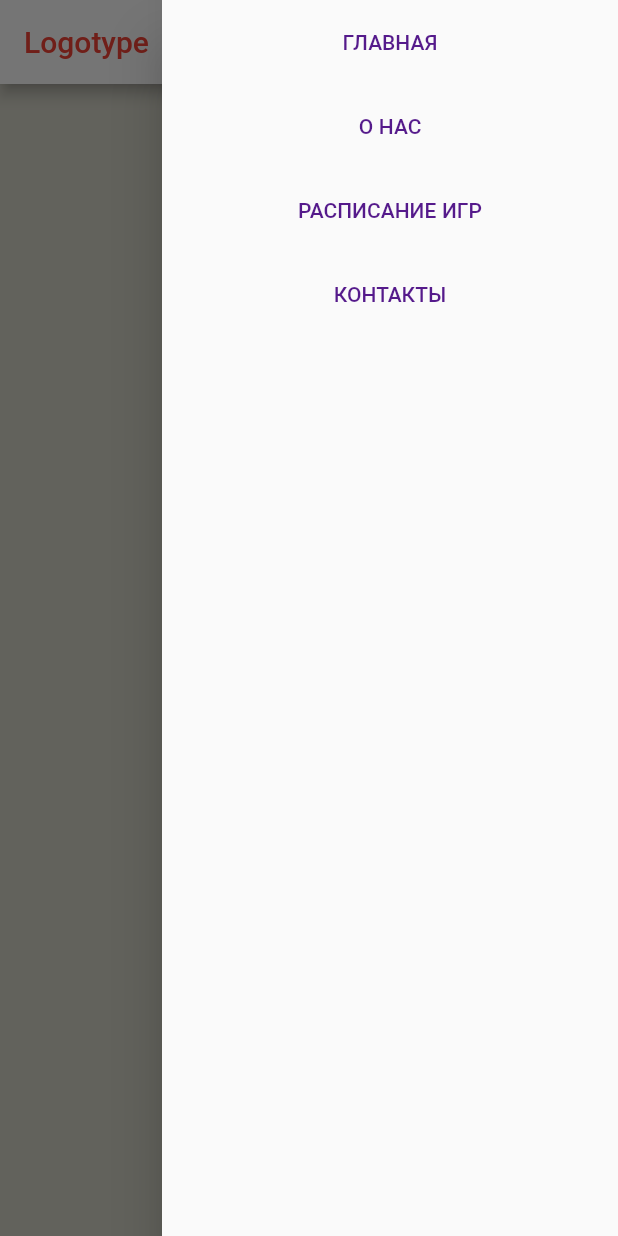
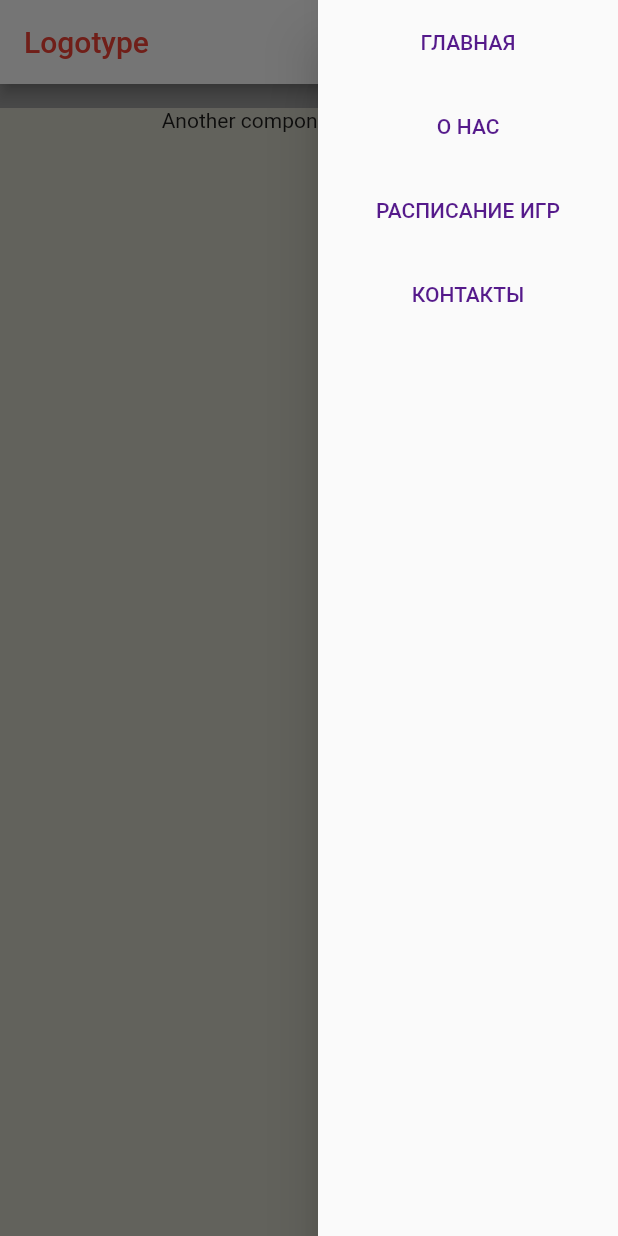
Before and after one commit to itfusion-dev/flutter, a Flutter app: the screen it shows after launch, in the side drawer, after a tap on the "menu" icon, on a phone screen of 412 x 824 dp. Run offline on Flutter 3.47's test engine with Material 2 defaults, Android fonts, the phone set to English and light mode, and no system bars; network calls fail.

Commit message:
added container

```diff
--- /dev/null
+++ b/lib/drawer.dart
@@ -0,0 +1,71 @@
+import 'package:flutter/material.dart';
+class CustomDrawer extends StatelessWidget {
+  const CustomDrawer({Key? key}) : super(key: key);
+
+  @override
+  Widget build(BuildContext context) {
+    return Drawer(
+      width: 200, // Set the fixed width here
+      child: ListView(
+        children: <Widget>[
+          ListTile(
+            title: Center(
+              child: Text(
+                'ГЛАВНАЯ',
+                style: TextStyle(
+                  fontFamily: 'Montserrat',
+                  color: Color.fromRGBO(85, 26, 139, 1),
+                ),
+              ),
+            ),
+            onTap: () {
+              // Handle the tap on drawer item 1
+            },
+          ),
+          ListTile(
+            title: Center(
+              child: Text(
+                'О НАС',
+                style: TextStyle(
+                  fontFamily: 'Montserrat',
+                  color: Color.fromRGBO(85, 26, 139, 1),
+                ),
+              ),
+            ),
+            onTap: () {
+              // Handle the tap on drawer item 2
+            },
+          ),
+          ListTile(
+            title: Center(
+              child: Text(
+                'РАСПИСАНИЕ ИГР',
+                style: TextStyle(
+                  fontFamily: 'Montserrat',
+                  color: Color.fromRGBO(85, 26, 139, 1),
+                ),
+              ),
+            ),
+            onTap: () {
+              // Handle the tap on drawer item 3
+            },
+          ),
+          ListTile(
+            title: Center(
+              child: Text(
+                'КОНТАКТЫ',
+                style: TextStyle(
+                  fontFamily: 'Montserrat',
+                  color: Color.fromRGBO(85, 26, 139, 1),
+                ),
+              ),
+            ),
+            onTap: () {
+              // Handle the tap on drawer item 4
+            },
+          ),
+        ],
+      ),
+    );
+  }
+}
--- /dev/null
+++ b/lib/home_page.dart
@@ -0,0 +1,85 @@
+import 'package:flutter/material.dart';
+import 'package:http/http.dart' as http;
+import 'drawer.dart';
+
+class MyHomePage extends StatefulWidget {
+  const MyHomePage({Key? key}) : super(key: key);
+
+  @override
+  State<MyHomePage> createState() => _MyHomePageState();
+}
+class _MyHomePageState extends State<MyHomePage> {
+  String responseText = '';
+  final GlobalKey<ScaffoldState> _scaffoldKey = GlobalKey<ScaffoldState>();
+
+  @override
+  void initState() {
+    super.initState();
+    fetchData();
+  }
+
+  Future<void> fetchData() async {
+    final response = await http.get(
+        Uri.parse('https://test.itfusion.kz/api/users'));
+
+    if (response.statusCode == 200) {
+      setState(() {
+        responseText = response.body;
+      });
+    } else {
+      setState(() {
+        responseText = 'Error: ${response.statusCode}';
+      });
+    }
+  }
+
+  @override
+  Widget build(BuildContext context) {
+    return Scaffold(
+      key: _scaffoldKey,
+      appBar: AppBar(
+        title: const Text(
+          'Logotype',
+          style: TextStyle(
+            color: Colors.red,
+          ),
+        ),
+        backgroundColor: Colors.white,
+        actions: <Widget>[
+          IconButton(
+            icon: const Icon(Icons.menu),
+            color: Colors.red,
+            onPressed: () {
+              _scaffoldKey.currentState!.openEndDrawer();
+            },
+          ),
+        ],
+      ),
+      endDrawer: const CustomDrawer(),
+      body: Container(
+        child: ListView(
+          children: <Widget>[
+            Container(
+              color: Colors.grey,
+              child: Center(
+                child: Text(
+                  responseText,
+                  style: const TextStyle(
+                    color: Colors.redAccent,
+                  ),
+                ),
+              ),
+            ),
+            Container(
+              child: const Center(
+                child: Text(
+                  'Another component for dividing',
+                ),
+              ),
+            ),
+          ],
+        ),
+      ),
+    );
+  }
+}
--- a/lib/main.dart
+++ b/lib/main.dart
@@ -1,5 +1,6 @@
 import 'package:flutter/material.dart';
-import 'package:http/http.dart' as http;
+import 'drawer.dart';
+import 'home_page.dart';
 
 void main() {
   runApp(const MyApp());
@@ -11,140 +12,10 @@ class MyApp extends StatelessWidget {
   @override
   Widget build(BuildContext context) {
     return MaterialApp(
-      title: 'Flutter Boilerplate',
       theme: ThemeData(
-        primarySwatch: Colors.red,
         scaffoldBackgroundColor: Color(0xFFD6D5C9),
       ),
-      home: const MyHomePage(title: 'Logotype'),
+      home: const MyHomePage(),
     );
   }
 }
-
-class MyHomePage extends StatefulWidget {
-  const MyHomePage({Key? key, required this.title}) : super(key: key);
-  final String title;
-
-  @override
-  State<MyHomePage> createState() => _MyHomePageState();
-}
-
-class _MyHomePageState extends State<MyHomePage> {
-  String responseText = '';
-  final GlobalKey<ScaffoldState> _scaffoldKey = GlobalKey<ScaffoldState>();
-
-  @override
-  void initState() {
-    super.initState();
-    fetchData();
-  }
-
-  Future<void> fetchData() async {
-    final response = await http.get(Uri.parse('https://test.itfusion.kz/api/users'));
-
-    if (response.statusCode == 200) {
-      setState(() {
-        responseText = response.body;
-      });
-    } else {
-      setState(() {
-        responseText = 'Error: ${response.statusCode}';
-      });
-    }
-  }
-
-  @override
-  Widget build(BuildContext context) {
-    return Scaffold(
-      key: _scaffoldKey,
-      appBar: AppBar(
-        title: Text(
-          widget.title,
-          style: TextStyle(
-            color: Colors.red,
-          ),
-        ),
-        backgroundColor: Colors.white,
-        actions: <Widget>[
-          IconButton(
-            icon: const Icon(Icons.menu),
-            color: Colors.red,
-            onPressed: () {
-              _scaffoldKey.currentState!.openEndDrawer();
-            },
-          ),
-        ],
-      ),
-      endDrawer: Drawer(
-          child: ListView(
-            children: <Widget>[
-              ListTile(
-                title: Center(
-                  child: Text(
-                    'ГЛАВНАЯ',
-                    style: TextStyle(
-                      fontFamily: 'Montserrat',
-                      color: Color.fromRGBO(85, 26, 139, 1),
-                    ),
-                  ),
-                ),
-                onTap: () {
-                  // Handle the tap on drawer item 4
-                },
-              ),
-              ListTile(
-                title: Center(
-                  child: Text(
-                    'О НАС',
-                    style: TextStyle(
-                      fontFamily: 'Montserrat',
-                      color: Color.fromRGBO(85, 26, 139, 1),
-                    ),
-                  ),
-                ),
-                onTap: () {
-                  // Handle the tap on drawer item 4
-                },
-              ),
-              ListTile(
-                title: Center(
-                  child: Text(
-                    'РАСПИСАНИЕ ИГР',
-                    style: TextStyle(
-                      fontFamily: 'Montserrat',
-                      color: Color.fromRGBO(85, 26, 139, 1),
-                    ),
-                  ),
-                ),
-                onTap: () {
-                  // Handle the tap on drawer item 4
-                },
-              ),
-              ListTile(
-                title: Center(
-                  child: Text(
-                    'КОНТАКТЫ',
-                    style: TextStyle(
-                      fontFamily: 'Montserrat',
-                      color: Color.fromRGBO(85, 26, 139, 1),
-                    ),
-                  ),
-                ),
-                onTap: () {
-                  // Handle the tap on drawer item 4
-                },
-              ),
-            ],
-          ),
-      ),
-      body: Center(
-        child: Column(
-          mainAxisAlignment: MainAxisAlignment.center,
-          children: <Widget>[
-            Text(responseText),
-          ],
-        ),
-      ),
-    );
-  }
-}
```
